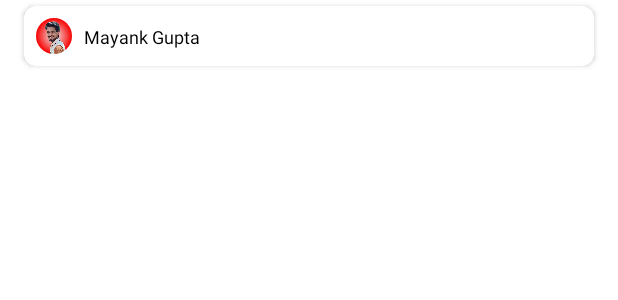
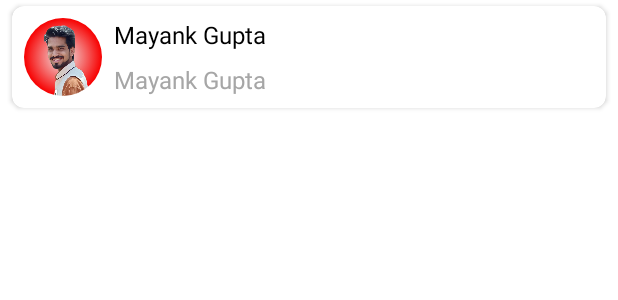
Before and after one commit to ShashankKasera/Splitwise-Expense-Manager, an Android app: the layout group_member_item.xml on its own in the app's theme, with its tools: preview values and no code run, on a phone screen of 412 x 824 dp. Shown: the top 300 px of the screen. Run offline under Robolectric (Android 15) with nearby library versions, the phone set to English and light mode, and no system bars.

Commit message:
#71: Group Member added

```diff
--- a/app/src/main/java/com/shashank/splitterexpensemanager/actionprocessor/Navigator.kt
+++ b/app/src/main/java/com/shashank/splitterexpensemanager/actionprocessor/Navigator.kt
@@ -7,6 +7,7 @@ import com.shashank.splitterexpensemanager.authentication.registration.Registrat
 import com.shashank.splitterexpensemanager.core.actionprocessor.model.ActionParams
 import com.shashank.splitterexpensemanager.core.extension.toBundle
 import com.shashank.splitterexpensemanager.feature.DashboardActivity
+import com.shashank.splitterexpensemanager.feature.groupmember.GroupMemberActivity
 import com.shashank.splitterexpensemanager.feature.addfriends.AddFriendsActivity
 import com.shashank.splitterexpensemanager.feature.addgroup.ui.AddGroupActivity
 import com.shashank.splitterexpensemanager.feature.createfriens.CreateFriendsActivity
@@ -28,6 +29,7 @@ class DefaultNavigator @Inject constructor(@ActivityContext private val context:
             Route.GROUP_DETAILS -> Intent(context, GroupDetailsActivity::class.java)
             Route.CREATE_FRIENDS -> Intent(context, CreateFriendsActivity::class.java)
             Route.ADD_FRIENDS -> Intent(context, AddFriendsActivity::class.java)
+            Route.GROUP_MEMBER -> Intent(context, GroupMemberActivity::class.java)
         }.apply {
             actionParams?.data?.toBundle()?.let {
                 putExtras(it)
@@ -45,5 +47,6 @@ enum class Route {
     ADD_GROUP,
     GROUP_DETAILS,
     CREATE_FRIENDS,
-    ADD_FRIENDS
+    ADD_FRIENDS,
+    GROUP_MEMBER
 }
--- a/app/src/main/java/com/shashank/splitterexpensemanager/di/ActionBinder.kt
+++ b/app/src/main/java/com/shashank/splitterexpensemanager/di/ActionBinder.kt
@@ -9,6 +9,7 @@ import com.shashank.splitterexpensemanager.core.actionprocessor.ActionType
 import com.shashank.splitterexpensemanager.actionprocessor.action.RegistrationActionProcessor
 import com.shashank.splitterexpensemanager.actionprocessor.action.DashboardActionProcessor
 import com.shashank.splitterexpensemanager.actionprocessor.action.GroupDetailsActionProcessor
+import com.shashank.splitterexpensemanager.actionprocessor.action.GroupMemberActionProcessor
 import dagger.Binds
 import dagger.MapKey
 import dagger.Module
@@ -59,4 +60,9 @@ internal abstract class ActionsMultiBinderModule {
     @IntoMap
     @ActionTypeKey(ActionType.ADD_FRIENDS)
     internal abstract fun bindAddFriendsAction(action: AddFriendsActionProcessor): Action
+
+    @Binds
+    @IntoMap
+    @ActionTypeKey(ActionType.GROUP_MEMBER)
+    internal abstract fun bindGroupMemberAction(action: GroupMemberActionProcessor): Action
 }
--- a/app/src/main/java/com/shashank/splitterexpensemanager/feature/addfriends/AddFriendsViewModel.kt
+++ b/app/src/main/java/com/shashank/splitterexpensemanager/feature/addfriends/AddFriendsViewModel.kt
@@ -4,7 +4,6 @@ import androidx.lifecycle.ViewModel
 import androidx.lifecycle.viewModelScope
 import com.shashank.splitterexpensemanager.feature.addfriends.data.AddFriendsRepository
 import com.shashank.splitterexpensemanager.localdb.model.GroupMember
-import com.shashank.splitterexpensemanager.localdb.model.Person
 import dagger.hilt.android.lifecycle.HiltViewModel
 import kotlinx.coroutines.launch
 import javax.inject.Inject
@@ -20,7 +19,7 @@ class AddFriendsViewModel @Inject constructor(
         addFriendsRepository.insertGroupMember(groupMember)
     }
 
-    suspend fun deleteGroupMember(PersonId: Long) = viewModelScope.launch {
-        addFriendsRepository.deleteGroupMember(PersonId)
+    suspend fun deleteGroupMember(personId: Long) = viewModelScope.launch {
+        addFriendsRepository.deleteGroupMember(personId)
     }
 }
--- a/app/src/main/java/com/shashank/splitterexpensemanager/feature/addfriends/data/AddFriendsRepository.kt
+++ b/app/src/main/java/com/shashank/splitterexpensemanager/feature/addfriends/data/AddFriendsRepository.kt
@@ -1,7 +1,6 @@
 package com.shashank.splitterexpensemanager.feature.addfriends.data
 
 import com.shashank.splitterexpensemanager.localdb.model.GroupMember
-import com.shashank.splitterexpensemanager.localdb.model.Person
 import com.shashank.splitterexpensemanager.localdb.room.dao.GroupMemberDao
 import com.shashank.splitterexpensemanager.localdb.room.dao.PersonDao
 import kotlinx.coroutines.Dispatchers
--- a/app/src/main/java/com/shashank/splitterexpensemanager/feature/createfriens/data/CreateFriendsRepository.kt
+++ b/app/src/main/java/com/shashank/splitterexpensemanager/feature/createfriens/data/CreateFriendsRepository.kt
@@ -11,6 +11,4 @@ class CreateFriendsRepository @Inject constructor(var personDao: PersonDao, var
     suspend fun insertPerson(person: Person) = withContext(Dispatchers.IO) {
         personDao.insertPerson(person)
     }
-
-
 }
--- a/app/src/main/res/layout/group_member_item.xml
+++ b/app/src/main/res/layout/group_member_item.xml
@@ -7,8 +7,8 @@
     <androidx.cardview.widget.CardView
         android:layout_width="match_parent"
         android:layout_height="wrap_content"
-        android:layout_marginLeft="16dp"
-        android:layout_marginRight="16dp"
+        android:layout_marginLeft="8dp"
+        android:layout_marginRight="8dp"
         android:layout_marginBottom="4dp"
         android:layout_marginTop="4dp"
         app:cardElevation="2dp"
@@ -23,25 +23,43 @@
             android:layout_height="wrap_content">
 
             <de.hdodenhof.circleimageview.CircleImageView
-                android:id="@+id/civ_member_image"
-                android:layout_width="40dp"
-                android:layout_height="40dp"
+                android:id="@+id/civ_group_member"
+                android:layout_width="68dp"
+                android:layout_height="68dp"
                 android:padding="8dp"
                 android:src="@drawable/mayank"
                 app:layout_constraintStart_toStartOf="parent"
                 app:layout_constraintTop_toTopOf="parent" />
 
-            <TextView
-                android:id="@+id/tv_member_name"
+            <LinearLayout
+                android:id="@+id/linearLayout2"
                 android:layout_width="0dp"
                 android:layout_height="wrap_content"
-                android:text="Mayank Gupta"
-                android:textColor="@color/black"
-                android:textSize="12dp"
-                app:layout_constraintBottom_toBottomOf="@+id/civ_member_image"
+                android:orientation="vertical"
+                app:layout_constraintBottom_toBottomOf="@+id/civ_group_member"
+
                 app:layout_constraintEnd_toEndOf="parent"
-                app:layout_constraintStart_toEndOf="@+id/civ_member_image"
-                app:layout_constraintTop_toTopOf="@+id/civ_member_image" />
+                app:layout_constraintStart_toEndOf="@+id/civ_group_member"
+                app:layout_constraintTop_toTopOf="@+id/civ_group_member">
+
+                <TextView
+                    android:id="@+id/tv_group_member_name"
+                    android:layout_width="match_parent"
+                    android:layout_height="wrap_content"
+                    android:text="Mayank Gupta"
+                    android:textColor="@color/black"
+                    android:textSize="16dp" />
+
+                <TextView
+                    android:id="@+id/tv_group_member_number"
+                    android:layout_width="match_parent"
+                    android:layout_height="wrap_content"
+                    android:layout_marginTop="8dp"
+                    android:text="Mayank Gupta"
+                    android:textColor="@color/grey"
+                    android:textSize="16dp" />
+            </LinearLayout>
+
         </androidx.constraintlayout.widget.ConstraintLayout>
     </androidx.cardview.widget.CardView>
 </androidx.constraintlayout.widget.ConstraintLayout>
--- a/core/src/main/java/com/shashank/splitterexpensemanager/core/actionprocessor/Action.kt
+++ b/core/src/main/java/com/shashank/splitterexpensemanager/core/actionprocessor/Action.kt
@@ -11,7 +11,8 @@ enum class ActionType {
     ADD_GROUP,
     GROUP_DETAILS,
     CREATE_FRIENDS,
-    ADD_FRIENDS
+    ADD_FRIENDS,
+    GROUP_MEMBER,
 }
 
 interface Action {
```
Also changed, not shown: app/src/main/AndroidManifest.xml (+7 -6 lines), app/src/main/java/com/shashank/splitterexpensemanager/actionprocessor/action/GroupMemberActionProcessor.kt (added, +15 -0 lines), app/src/main/java/com/shashank/splitterexpensemanager/feature/addfriends/AddFriendsActivity.kt (+16 -14 lines), app/src/main/java/com/shashank/splitterexpensemanager/feature/addfriends/AddFriendsAdapter.kt (+11 -8 lines), app/src/main/java/com/shashank/splitterexpensemanager/feature/createfriens/CreateFriendsActivity.kt (+11 -11 lines), app/src/main/java/com/shashank/splitterexpensemanager/feature/friends/FriendsFragment.kt (+1 -8 lines), app/src/main/java/com/shashank/splitterexpensemanager/feature/groupdetails/GroupDetailsActivity.kt (+11 -3 lines), app/src/main/java/com/shashank/splitterexpensemanager/feature/groupmember/GroupMemberActivity.kt (added, +28 -0 lines), app/src/main/java/com/shashank/splitterexpensemanager/feature/groupmember/GroupMemberAdapter.kt (added, +33 -0 lines), app/src/main/java/com/shashank/splitterexpensemanager/feature/groupmember/GroupMemberViewModel.kt (added, +11 -0 lines), app/src/main/java/com/shashank/splitterexpensemanager/feature/groupmember/data/GroupMemberRepository.kt (added, +8 -0 lines), app/src/main/res/layout/activity_group_member.xml (added, +47 -0 lines), localdb/src/main/java/com/shashank/splitterexpensemanager/localdb/room/dao/GroupMemberDao.kt (+9 -0 lines).
